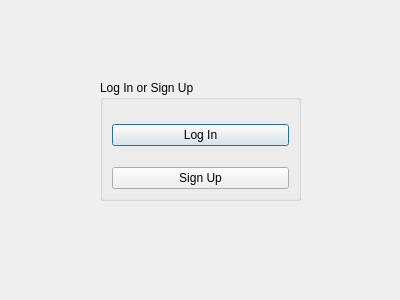
Kalito98/NETB380-Client-Server-Dictionary, file ClientSide/form.ui: the form before one commit.
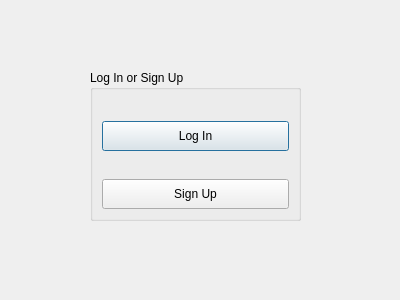
The form after the commit.

```diff
--- a/ClientSide/form.ui
+++ b/ClientSide/form.ui
@@ -16,10 +16,10 @@
   <widget class="QGroupBox" name="groupBox">
    <property name="geometry">
     <rect>
-     <x>100</x>
-     <y>80</y>
-     <width>201</width>
-     <height>121</height>
+     <x>90</x>
+     <y>70</y>
+     <width>211</width>
+     <height>151</height>
     </rect>
    </property>
    <property name="title">
@@ -27,7 +27,7 @@
    </property>
    <layout class="QVBoxLayout" name="verticalLayout">
     <item>
-     <spacer name="verticalSpacer">
+     <spacer name="verticalSpacer_2">
       <property name="orientation">
        <enum>Qt::Vertical</enum>
       </property>
@@ -41,13 +41,20 @@
     </item>
     <item>
      <widget class="QPushButton" name="LogIn">
+      <property name="styleSheet">
+       <string notr="true">QPushButton{
+	padding:7px;
+	font:12px;
+}
+</string>
+      </property>
       <property name="text">
        <string>Log In</string>
       </property>
      </widget>
     </item>
     <item>
-     <spacer name="verticalSpacer_2">
+     <spacer name="verticalSpacer">
       <property name="orientation">
        <enum>Qt::Vertical</enum>
       </property>
@@ -61,6 +68,13 @@
     </item>
     <item>
      <widget class="QPushButton" name="SignUp">
+      <property name="styleSheet">
+       <string notr="true">QPushButton{
+	padding:7px;
+	font:12px;
+}
+</string>
+      </property>
       <property name="text">
        <string>Sign Up</string>
       </property>
```
Left out of the diff: 2 changed lines with no effect on the pictures.
